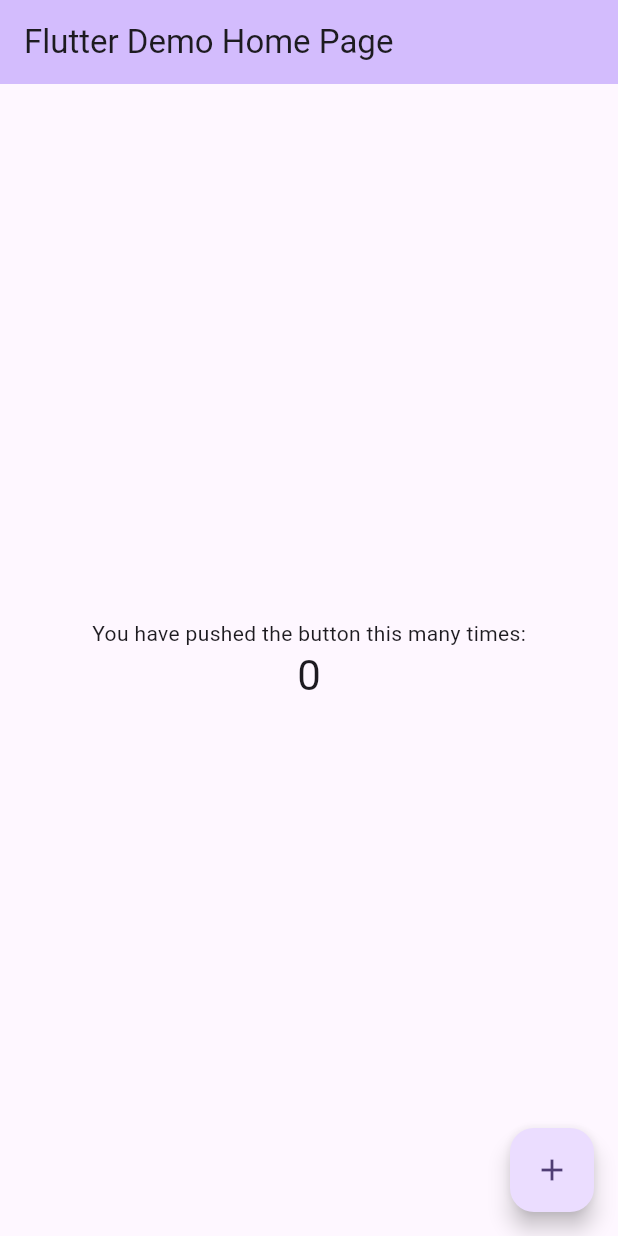
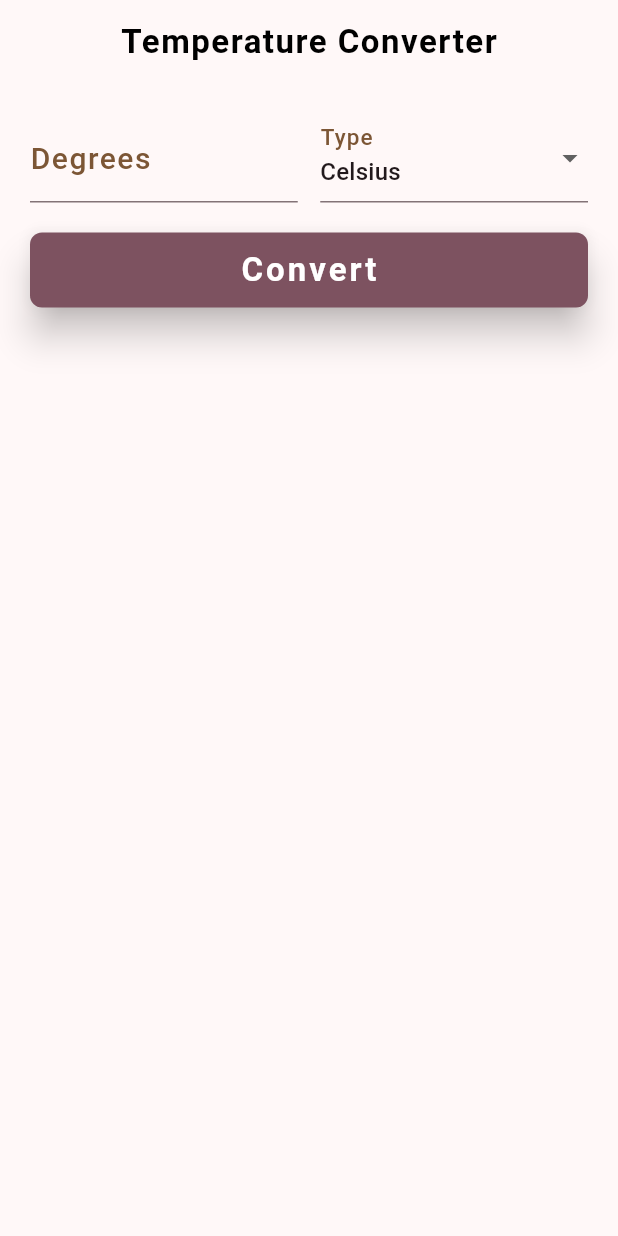
Before and after one commit to tasneem98/Temperature-converter-mobile-app, a Flutter app: the screen it shows after launch, on a phone screen of 412 x 824 dp. Run offline on Flutter 3.47's test engine with Material 3 defaults, Android fonts, the phone set to English and light mode, and no system bars.

Commit message:
Temperature converter implementation

```diff
--- a/lib/main.dart
+++ b/lib/main.dart
@@ -1,4 +1,6 @@
 import 'package:flutter/material.dart';
+import 'package:temperature_converter/app_theme.dart';
+import 'package:temperature_converter/temperature_converter_page.dart';
 
 void main() {
   runApp(const MyApp());
@@ -7,116 +9,12 @@ void main() {
 class MyApp extends StatelessWidget {
   const MyApp({super.key});
 
-  // This widget is the root of your application.
   @override
   Widget build(BuildContext context) {
     return MaterialApp(
-      title: 'Flutter Demo',
-      theme: ThemeData(
-        // This is the theme of your application.
-        //
-        // TRY THIS: Try running your application with "flutter run". You'll see
-        // the application has a purple toolbar. Then, without quitting the app,
-        // try changing the seedColor in the colorScheme below to Colors.green
-        // and then invoke "hot reload" (save your changes or press the "hot
-        // reload" button in a Flutter-supported IDE, or press "r" if you used
-        // the command line to start the app).
-        //
-        // Notice that the counter didn't reset back to zero; the application
-        // state is not lost during the reload. To reset the state, use hot
-        // restart instead.
-        //
-        // This works for code too, not just values: Most code changes can be
-        // tested with just a hot reload.
-        colorScheme: ColorScheme.fromSeed(seedColor: Colors.deepPurple),
-      ),
-      home: const MyHomePage(title: 'Flutter Demo Home Page'),
+      title: 'Temperature converter mobile app',
+      theme: AppTheme.themeData(context),
+      home: const TemperatureConverterApp(),
     );
   }
 }
-
-class MyHomePage extends StatefulWidget {
-  const MyHomePage({super.key, required this.title});
-
-  // This widget is the home page of your application. It is stateful, meaning
-  // that it has a State object (defined below) that contains fields that affect
-  // how it looks.
-
-  // This class is the configuration for the state. It holds the values (in this
-  // case the title) provided by the parent (in this case the App widget) and
-  // used by the build method of the State. Fields in a Widget subclass are
-  // always marked "final".
-
-  final String title;
-
-  @override
-  State<MyHomePage> createState() => _MyHomePageState();
-}
-
-class _MyHomePageState extends State<MyHomePage> {
-  int _counter = 0;
-
-  void _incrementCounter() {
-    setState(() {
-      // This call to setState tells the Flutter framework that something has
-      // changed in this State, which causes it to rerun the build method below
-      // so that the display can reflect the updated values. If we changed
-      // _counter without calling setState(), then the build method would not be
-      // called again, and so nothing would appear to happen.
-      _counter++;
-    });
-  }
-
-  @override
-  Widget build(BuildContext context) {
-    // This method is rerun every time setState is called, for instance as done
-    // by the _incrementCounter method above.
-    //
-    // The Flutter framework has been optimized to make rerunning build methods
-    // fast, so that you can just rebuild anything that needs updating rather
-    // than having to individually change instances of widgets.
-    return Scaffold(
-      appBar: AppBar(
-        // TRY THIS: Try changing the color here to a specific color (to
-        // Colors.amber, perhaps?) and trigger a hot reload to see the AppBar
-        // change color while the other colors stay the same.
-        backgroundColor: Theme.of(context).colorScheme.inversePrimary,
-        // Here we take the value from the MyHomePage object that was created by
-        // the App.build method, and use it to set our appbar title.
-        title: Text(widget.title),
-      ),
-      body: Center(
-        // Center is a layout widget. It takes a single child and positions it
-        // in the middle of the parent.
-        child: Column(
-          // Column is also a layout widget. It takes a list of children and
-          // arranges them vertically. By default, it sizes itself to fit its
-          // children horizontally, and tries to be as tall as its parent.
-          //
-          // Column has various properties to control how it sizes itself and
-          // how it positions its children. Here we use mainAxisAlignment to
-          // center the children vertically; the main axis here is the vertical
-          // axis because Columns are vertical (the cross axis would be
-          // horizontal).
-          //
-          // TRY THIS: Invoke "debug painting" (choose the "Toggle Debug Paint"
-          // action in the IDE, or press "p" in the console), to see the
-          // wireframe for each widget.
-          mainAxisAlignment: MainAxisAlignment.center,
-          children: <Widget>[
-            const Text('You have pushed the button this many times:'),
-            Text(
-              '$_counter',
-              style: Theme.of(context).textTheme.headlineMedium,
-            ),
-          ],
-        ),
-      ),
-      floatingActionButton: FloatingActionButton(
-        onPressed: _incrementCounter,
-        tooltip: 'Increment',
-        child: const Icon(Icons.add),
-      ), // This trailing comma makes auto-formatting nicer for build methods.
-    );
-  }
-}
--- a/lib/result_field.dart
+++ b/lib/result_field.dart
@@ -0,0 +1,30 @@
+import 'package:flutter/material.dart';
+import 'package:temperature_converter/app_theme.dart';
+
+class ResultField extends StatelessWidget {
+  const ResultField({
+    super.key,
+    required this.controller,
+    required this.labelText,
+  });
+
+  final TextEditingController controller;
+  final String labelText;
+
+  @override
+  Widget build(BuildContext context) {
+    return TextFormField(
+      style: AppTheme.kTextStyle,
+      decoration: InputDecoration(
+        labelText: labelText,
+        labelStyle: AppTheme.kLabelStyle(context),
+        disabledBorder: UnderlineInputBorder(
+          borderSide: BorderSide(color: AppTheme.kTertiary(context)),
+        ),
+      ),
+      onChanged: null,
+      enabled: false,
+      controller: controller,
+    );
+  }
+}
--- a/lib/temperature_converter_page.dart
+++ b/lib/temperature_converter_page.dart
@@ -0,0 +1,166 @@
+import 'package:flutter/material.dart';
+import 'package:temperature_converter/app_theme.dart';
+import 'package:temperature_converter/result_field.dart';
+
+class TemperatureConverterApp extends StatefulWidget {
+  const TemperatureConverterApp({super.key});
+
+  @override
+  State<TemperatureConverterApp> createState() =>
+      _TemperatureConverterAppState();
+}
+
+class _TemperatureConverterAppState extends State<TemperatureConverterApp> {
+  final degrees = TextEditingController();
+  final celsius = TextEditingController();
+  final kelvin = TextEditingController();
+  final fahrenheit = TextEditingController();
+
+  String selectedTemperature = 'Celsius';
+
+  bool resultVisibility = false;
+
+  @override
+  Widget build(BuildContext context) {
+    return Scaffold(
+      appBar: AppBar(
+        title: const Text('Temperature Converter'),
+      ),
+      body: Padding(
+        padding: const EdgeInsets.all(20),
+        child: Column(
+          mainAxisAlignment: MainAxisAlignment.start,
+
+          crossAxisAlignment: CrossAxisAlignment.start,
+          spacing: 20,
+          children: [
+            Row(
+              mainAxisAlignment: MainAxisAlignment.center,
+              crossAxisAlignment: CrossAxisAlignment.center,
+              spacing: 15,
+              children: [
+                Flexible(
+                  child: TextFormField(
+                    style: AppTheme.kTextStyle,
+                    onTapOutside: (_) =>
+                        FocusManager.instance.primaryFocus!.unfocus(),
+                    keyboardType: TextInputType.number,
+                    decoration: InputDecoration(
+                      labelText: 'Degrees',
+                      labelStyle: AppTheme.kLabelStyle(context),
+                    ),
+                    onChanged: (_) => setState(() => resultVisibility = false),
+                    controller: degrees,
+                  ),
+                ),
+                Flexible(
+                  child: DropdownButtonFormField(
+                    initialValue: selectedTemperature,
+                    decoration: InputDecoration(
+                      labelText: 'Type',
+                      labelStyle: AppTheme.kLabelStyle(context),
+                    ),
+                    items: ['Celsius', 'Fahrenheit', 'Kelvin']
+                        .map(
+                          (temperature) => DropdownMenuItem(
+                            value: temperature,
+                            child: Text(temperature),
+                          ),
+                        )
+                        .toList(),
+                    onChanged: (value) {
+                      setState(() {
+                        resultVisibility = false;
+                        selectedTemperature = value!;
+                      });
+                    },
+                  ),
+                ),
+              ],
+            ),
+            ElevatedButton(
+              onPressed: () {
+                if (degrees.text.isNotEmpty) {
+                  setState(() {
+                    resultVisibility = true;
+
+                    if (selectedTemperature == 'Fahrenheit') {
+                      /*
+                  | To convert Fahrenheit to Celsius, we use the formula **C = (F - 32) / 1.8**.
+                  | To convert Fahrenheit to Kelvin, we use the formula **K = ( F + 459.67 )/1.8**.
+                  */
+                      celsius.text = ((double.parse(degrees.text) - 32) / 1.8)
+                          .toString();
+                      kelvin.text =
+                          ((double.parse(degrees.text) + 459.67) / 1.8)
+                              .toString();
+                    }
+
+                    if (selectedTemperature == 'Kelvin') {
+                      /*
+                  | To convert Kelvin to Celsius, we use the formula **C = K - 273.15**.
+                  | To convert Kelvin to Fahrenheit, we use the formula **F = 1.8K - 459.67**.
+                  */
+                      celsius.text = (double.parse(degrees.text) - 273.15)
+                          .toString();
+                      fahrenheit.text =
+                          ((1.8 * double.parse(degrees.text)) - 459.67)
+                              .toString();
+                    }
+
+                    if (selectedTemperature == 'Celsius') {
+                      /*
+                  | To convert Celsius to Fahrenheit, we use the formula **F = 1.8C + 32**.
+                  | To convert Celsius to Kelvin, we use the formula **k = C + 273.15**.
+                  */
+                      fahrenheit.text =
+                          ((1.8 * double.parse(degrees.text)) + 32).toString();
+                      kelvin.text = (double.parse(degrees.text) + 273.15)
+                          .toString();
+                    }
+                  });
+                }
+              },
+              child: const Text('Convert'),
+            ),
+            Visibility(
+              visible: resultVisibility,
+              child: Text(
+                'Results',
+                style: AppTheme.kTitleLarge(context).copyWith(
+                  color: AppTheme.kTertiary(context),
+                ),
+              ),
+            ),
+
+            Visibility(
+              visible: resultVisibility,
+              child: Column(
+                mainAxisAlignment: MainAxisAlignment.center,
+                crossAxisAlignment: CrossAxisAlignment.center,
+                spacing: 10,
+                children: [
+                  if (selectedTemperature != 'Fahrenheit')
+                    ResultField(
+                      labelText: 'Fahrenheit',
+                      controller: fahrenheit,
+                    ),
+                  if (selectedTemperature != 'Kelvin')
+                    ResultField(
+                      labelText: 'Kelvin',
+                      controller: kelvin,
+                    ),
+                  if (selectedTemperature != 'Celsius')
+                    ResultField(
+                      labelText: 'Celsius',
+                      controller: celsius,
+                    ),
+                ],
+              ),
+            ),
+          ],
+        ),
+      ),
+    );
+  }
+}
```
Also changed, not shown: 1 other file.
